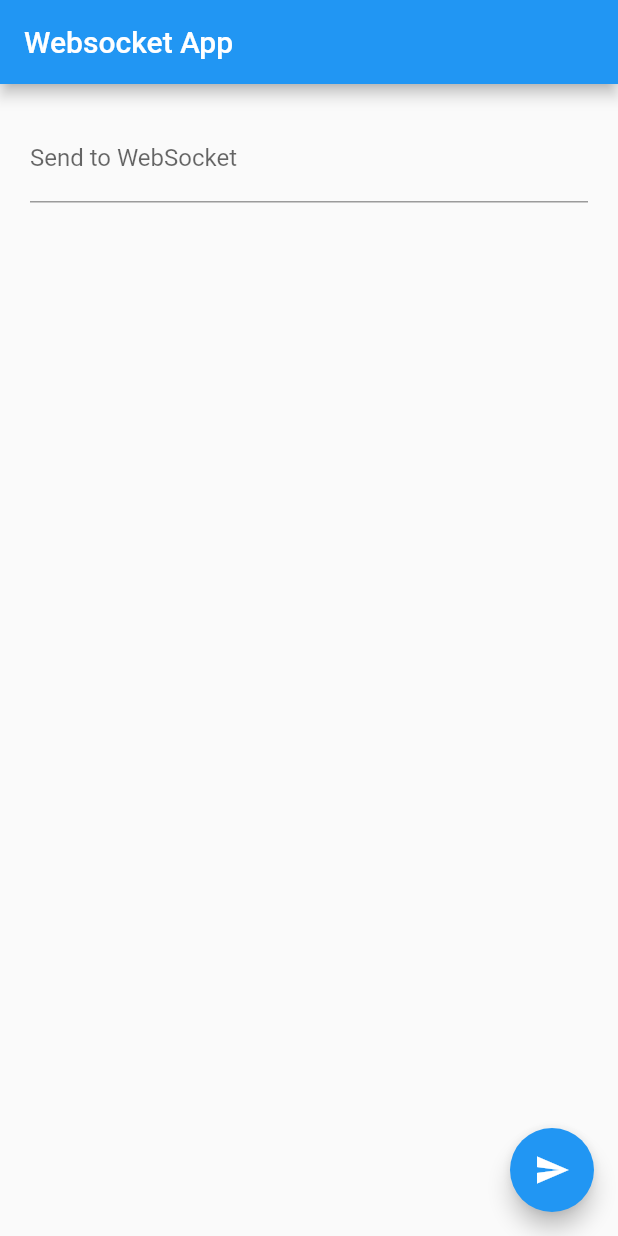
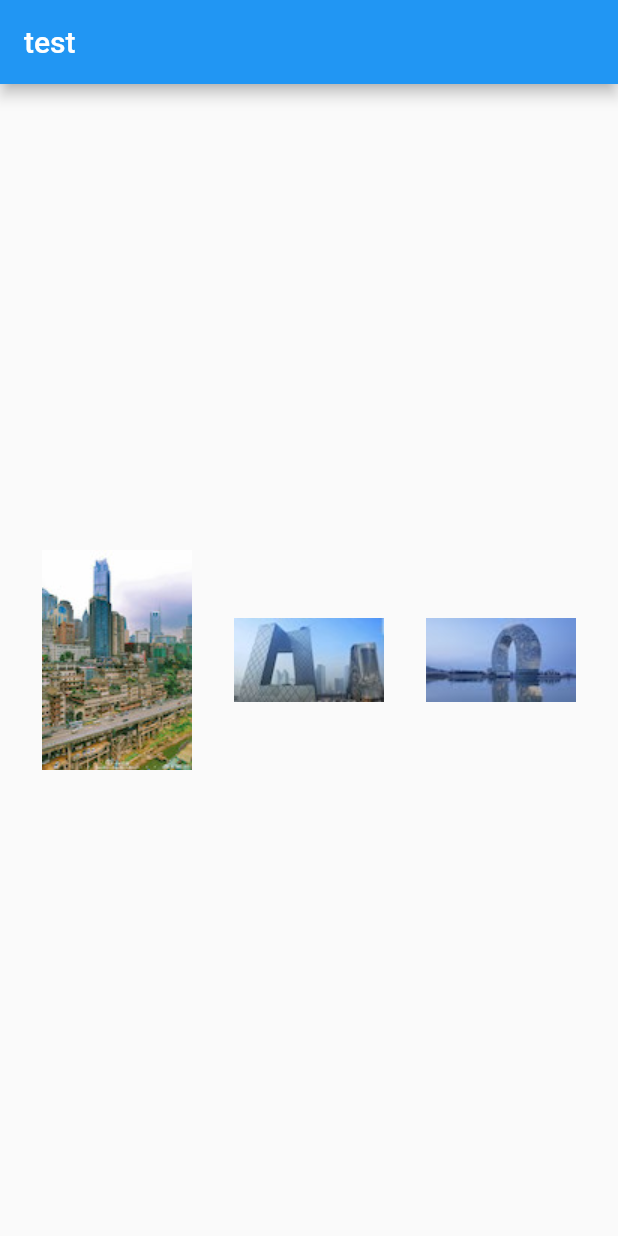
Before and after one commit to teresawu/learn_flutter, a Flutter app: the screen it shows after launch, on a phone screen of 412 x 824 dp. Run offline on Flutter 3.47's test engine with Material 2 defaults, Android fonts, the phone set to English and light mode, and no system bars.

Commit message:
add layout code

```diff
--- /dev/null
+++ b/lib/LayoutPage.dart
@@ -0,0 +1,30 @@
+import 'package:flutter/material.dart';
+
+class Layout extends State<TestPage> {
+  @override
+  Widget build(BuildContext context) {
+    return Scaffold(
+      appBar: AppBar(
+        title: Text(widget.title),
+      ),
+      body: Center(
+          child: Row(
+        mainAxisAlignment: MainAxisAlignment.spaceEvenly,
+        children: <Widget>[
+          Image.asset('image/1.jpg'),
+          Image.asset('image/2.jpg'),
+          Image.asset('image/3.jpg')
+        ],
+      )),
+    );
+  }
+}
+
+class TestPage extends StatefulWidget {
+  final String title;
+
+  TestPage({Key key, @required this.title}) : super(key: key);
+
+  @override
+  Layout createState() => Layout();
+}
--- a/lib/HomePage.dart
+++ b/lib/WebsocketPage.dart
@@ -1,12 +1,12 @@
 import 'package:flutter/material.dart';
-import 'package:web_socket_channel/io.dart';
 import 'package:web_socket_channel/web_socket_channel.dart';
 
 class HomePage extends StatefulWidget {
   final String title;
   final WebSocketChannel channel;
 
-  HomePage({Key key, @required this.title, @required this.channel}):super(key: key);
+  HomePage({Key key, @required this.title, @required this.channel})
+      : super(key: key);
 
   @override
   HomePageState createState() => HomePageState();
--- a/lib/main.dart
+++ b/lib/main.dart
@@ -1,6 +1,5 @@
 import 'package:flutter/material.dart';
-import 'package:sample/HomePage.dart';
-import 'package:web_socket_channel/io.dart';
+import 'package:sample/LayoutPage.dart';
 
 void main() => runApp(MyApp());
 
@@ -11,10 +10,13 @@ class MyApp extends StatelessWidget {
       theme: ThemeData(
         primarySwatch: Colors.blue,
       ),
-      home: HomePage(
-        title: 'Websocket App',
-        channel: IOWebSocketChannel.connect('ws://echo.websocket.org'),
-      ),
+//      home: HomePage(
+//        title: 'Websocket App',
+//        channel: IOWebSocketChannel.connect('ws://echo.websocket.org'),
+//      ),
+        home:TestPage(
+      title:'test'
+    )
     );
   }
 }
```
Also changed, not shown: pubspec.yaml (+3 -4 lines), image/1.jpg (added), image/2.jpg (added), image/3.jpg (added), image/4.jpg (added), lib/CountryPage.dart (renamed from lib/CountryState.dart), pubspec.lock.
